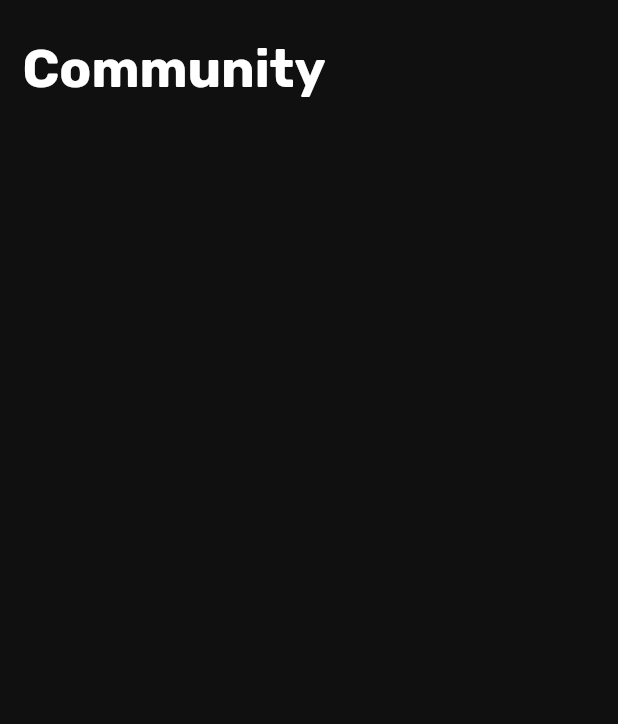
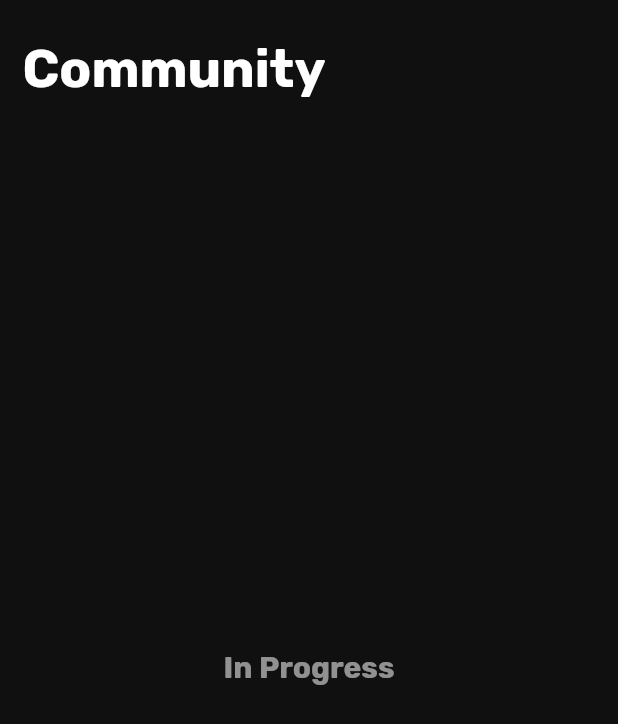
Before and after one commit to papafffranku/Juke-App, a Flutter app: the CommunityPage screen opened directly, on a phone screen of 412 x 824 dp. Shown: the top 724 px of the screen. Run offline on Flutter 3.47's test engine with Material 2 defaults, Android fonts, the light colour scheme and no system bars; our stand-ins replace animated_text_kit, carousel_slider, cloud_firestore, file_picker, firebase_auth, firebase_core and 13 more; missing offline and left inert: audio_session, colorful_safe_area; accounts and stored records are empty; network calls fail.

Commit message:
Update communityPage.dart

```diff
--- a/lib/pages/community/communityPage.dart
+++ b/lib/pages/community/communityPage.dart
@@ -16,7 +16,25 @@ class _CommunityPageState extends State<CommunityPage> {
     return Scaffold(
       backgroundColor: Theme.of(context).backgroundColor,
       body: ColorfulSafeArea(
-          child: landingPageHeader(context, 'Community', false)),
+          child: Column(
+        children: [
+          landingPageHeader(context, 'Community', false),
+          Expanded(
+            child: Center(
+              child: Padding(
+                padding: const EdgeInsets.only(bottom: 15.0),
+                child: Text(
+                  'In Progress',
+                  style: TextStyle(
+                      fontSize: 20,
+                      fontWeight: FontWeight.bold,
+                      color: Colors.white54),
+                ),
+              ),
+            ),
+          )
+        ],
+      )),
     );
   }
 }
```
